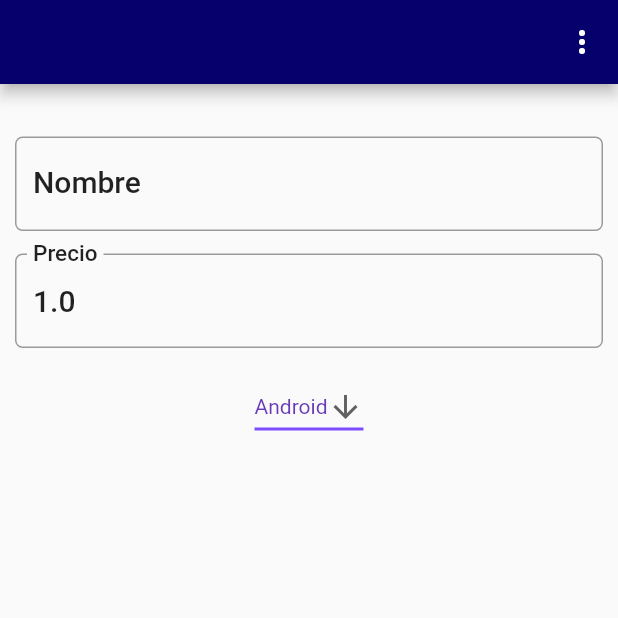
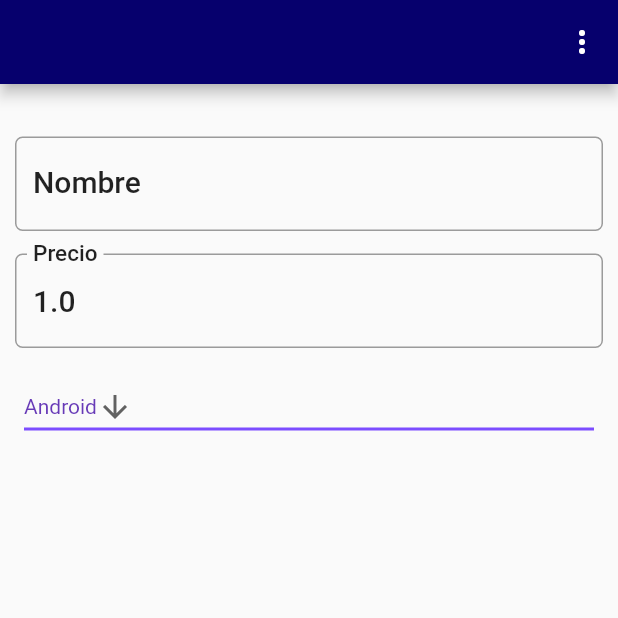
Before and after one commit to majerhua/CRUD_FLUTTER, a Flutter app: the screen it shows after launch, after a tap on the "add" icon, on a phone screen of 412 x 824 dp, the top half of it. Run offline on Flutter 3.47's test engine with Material 2 defaults, Android fonts, the phone set to English and light mode, and no system bars; our stand-ins replace font_awesome_flutter, sqflite; accounts and stored records are empty.

Commit message:
subiendo final

```diff
--- a/lib/pages/course_detail_page.dart
+++ b/lib/pages/course_detail_page.dart
@@ -85,7 +85,9 @@ class CourseDetailPageState extends State<CourseDetailPage> {
                                 borderRadius: BorderRadius.circular(5.0),
                               )),
                         )),
-                    DropdownButton<String>(
+                    Container(
+                      width: 380.0,
+                      child: DropdownButton<String>(
                           value: techStack,
                           icon: Icon(Icons.arrow_downward),
                           iconSize: 24,
@@ -107,7 +109,8 @@ class CourseDetailPageState extends State<CourseDetailPage> {
                               value: value,
                               child: Text(value),
                             );
-                        }).toList())
+                          }).toList()),
+                    )
                   ],
                 )
               ],
--- a/lib/pages/home_page.dart
+++ b/lib/pages/home_page.dart
@@ -67,10 +67,6 @@ class HomePageState extends State<HomePage> {
             icon: Icon(FontAwesomeIcons.userTie),
             label: 'Docentes',
           ),
-          BottomNavigationBarItem(
-            icon: Icon(FontAwesomeIcons.userGraduate),
-            label: 'Estudiantes',
-          ),
         ],
         onTap: (index) {
           setState(() {
```
Also changed, not shown: lib/pages/teacher_detail_page.dart (+5 -2 lines). Lines whose indentation alone changed are shown as unchanged.
